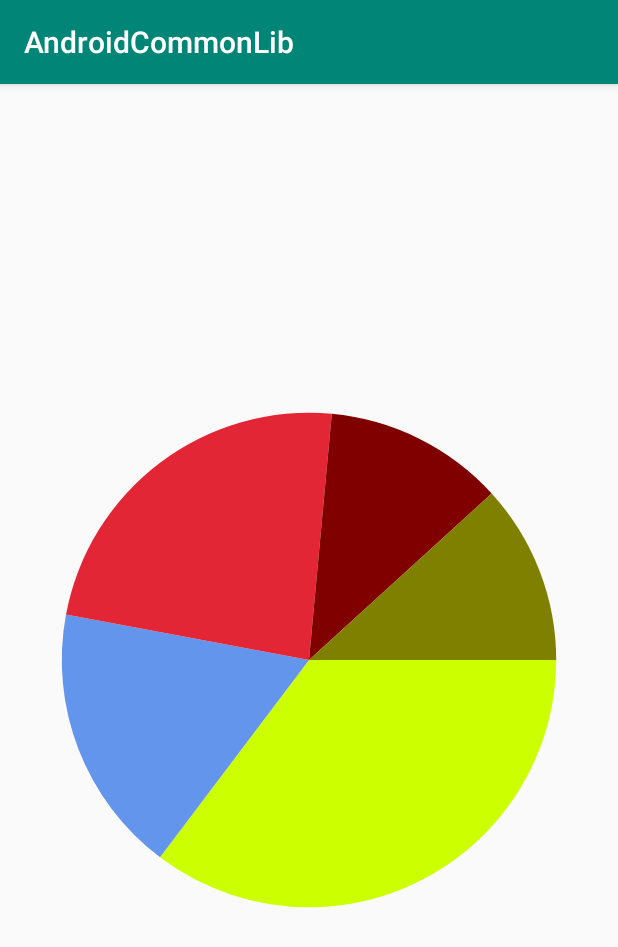
After one commit to QDJdeveloper/AndroidComponentLib, an Android app: the PieViewActivity screen opened directly, with no data from a screen before it, on a phone screen of 412 x 824 dp. The commit adds this screen. Shown: the top 947 px of the screen. Run offline under Robolectric (Android 15) with nearby library versions, the phone set to English and light mode, and no system bars.

Commit message:
[feat]:自定义PieView

```diff
--- a/app/src/main/AndroidManifest.xml
+++ b/app/src/main/AndroidManifest.xml
@@ -19,6 +19,10 @@
         <category android:name="android.intent.category.LAUNCHER" />
       </intent-filter>
     </activity>
+
+    <activity android:name="com.common.lib.ui.base.BaseActivity"/>
+    <activity android:name=".activity.CustomViewActivity"/>
+    <activity android:name=".activity.PieViewActivity"/>
   </application>
 
 </manifest>
--- /dev/null
+++ b/app/src/main/java/co/review/androidcommonlib/activity/PieViewActivity.java
@@ -0,0 +1,46 @@
+package co.review.androidcommonlib.activity;
+
+import android.os.Bundle;
+import android.support.annotation.Nullable;
+import co.review.androidcommonlib.R;
+import com.common.lib.ui.base.BaseActivity;
+import com.common.lib.ui.base.model.PieData;
+import com.common.lib.ui.base.view.PieView;
+import java.util.ArrayList;
+
+/**
+ * 创建时间: 2019/12/26 20:27 <br>
+ * 作者: qiudengjiao <br>
+ * 描述: 自定义 饼状图
+ */
+public class PieViewActivity extends BaseActivity {
+
+  @Override
+  protected void onCreate(@Nullable Bundle savedInstanceState) {
+    super.onCreate(savedInstanceState);
+
+    setContentView(R.layout.activity_pie_view);
+
+    initUI();
+  }
+
+  private void initUI() {
+    PieView pieView = findViewById(R.id.pie_view);
+    pieView.setData(getPieViewData());
+  }
+
+  private ArrayList<PieData> getPieViewData() {
+    ArrayList<PieData> datas = new ArrayList<>();
+    PieData pieData = new PieData("sloop", 60);
+    PieData pieData2 = new PieData("sloop", 30);
+    PieData pieData3 = new PieData("sloop", 40);
+    PieData pieData4 = new PieData("sloop", 20);
+    PieData pieData5 = new PieData("sloop", 20);
+    datas.add(pieData);
+    datas.add(pieData2);
+    datas.add(pieData3);
+    datas.add(pieData4);
+    datas.add(pieData5);
+    return datas;
+  }
+}
--- /dev/null
+++ b/app/src/main/res/layout/activity_pie_view.xml
@@ -0,0 +1,12 @@
+<?xml version="1.0" encoding="utf-8"?>
+<LinearLayout xmlns:android="http://schemas.android.com/apk/res/android"
+  android:layout_width="match_parent"
+  android:layout_height="match_parent"
+  android:orientation="vertical">
+
+  <com.common.lib.ui.base.view.PieView
+    android:id="@+id/pie_view"
+    android:layout_width="wrap_content"
+    android:layout_height="wrap_content" />
+
+</LinearLayout>
--- a/lib_ui/src/main/java/com/common/lib/ui/base/BaseActivity.java
+++ b/lib_ui/src/main/java/com/common/lib/ui/base/BaseActivity.java
@@ -1,9 +1,12 @@
 package com.common.lib.ui.base;
+
+import android.support.v7.app.AppCompatActivity;
 
 /**
  * 创建时间: 2019/09/30 17:52 <br>
  * 作者: qiudengjiao <br>
- * 描述:
+ * 描述: Activity 基类
  */
-public class BaseActivity {
+public class BaseActivity extends AppCompatActivity {
+
 }
--- a/lib_ui/src/main/java/com/common/lib/ui/base/BaseFragment.java
+++ b/lib_ui/src/main/java/com/common/lib/ui/base/BaseFragment.java
@@ -1,10 +1,12 @@
 package com.common.lib.ui.base;
+
+import android.support.v4.app.Fragment;
 
 /**
  * 创建时间: 2019/09/30 17:53 <br>
  * 作者: qiudengjiao <br>
- * 描述:
+ * 描述: Fragment 基类
  */
-public class BaseFragment {
+public class BaseFragment extends Fragment {
 
 }
--- /dev/null
+++ b/lib_ui/src/main/java/com/common/lib/ui/base/model/PieData.java
@@ -0,0 +1,67 @@
+package com.common.lib.ui.base.model;
+
+import android.support.annotation.NonNull;
+
+/**
+ * 创建时间: 2019/12/26 18:30 <br>
+ * 作者: qiudengjiao <br>
+ * 描述:
+ */
+public class PieData {
+
+  // 用户关心数据
+  private String name;        // 名字
+  private float value;        // 数值
+  private float percentage;   // 百分比
+
+  // 非用户关心数据
+  private int color = 0;      // 颜色
+  private float angle = 0;    // 角度
+
+  public PieData(@NonNull String name, @NonNull float value) {
+    this.name = name;
+    this.value = value;
+  }
+
+
+  public String getName() {
+    return name;
+  }
+
+  public void setName(String name) {
+    this.name = name;
+  }
+
+  public float getValue() {
+    return value;
+  }
+
+  public void setValue(float value) {
+    this.value = value;
+  }
+
+  public float getPercentage() {
+    return percentage;
+  }
+
+  public void setPercentage(float percentage) {
+    this.percentage = percentage;
+  }
+
+  public int getColor() {
+    return color;
+  }
+
+  public void setColor(int color) {
+    this.color = color;
+  }
+
+  public float getAngle() {
+    return angle;
+  }
+
+  public void setAngle(float angle) {
+    this.angle = angle;
+  }
+
+}
--- /dev/null
+++ b/lib_ui/src/main/java/com/common/lib/ui/base/view/PieView.java
@@ -0,0 +1,133 @@
+package com.common.lib.ui.base.view;
+
+import android.content.Context;
+import android.graphics.Canvas;
+import android.graphics.Paint;
+import android.graphics.RectF;
+import android.util.AttributeSet;
+import android.util.Log;
+import android.view.View;
+import com.common.lib.ui.base.model.PieData;
+import java.util.ArrayList;
+
+/**
+ * 创建时间: 2019/12/26 18:23 <br>
+ * 作者: qiudengjiao <br>
+ * 描述: 饼状图
+ */
+public class PieView extends View {
+
+  /**
+   * 自定义 View 流程
+   * 1.构造函数，初始化（初始化画笔 Paint）
+   * 2.onMeasure 测量View的大小
+   * 3.onSizeChanged 确定 view 大小（记录当前View的宽高）
+   * 4.onLayout 确定子View 的布局（无子View,不关心）
+   * 5.onDraw 实际绘制内容（绘制饼状图）
+   * 6.提供接口（提供数据设置接口）
+   */
+
+  // 颜色表 (注意: 此处定义颜色使用的是ARGB，带Alpha通道的)
+  private int[] mColors = {
+      0xFFCCFF00, 0xFF6495ED, 0xFFE32636, 0xFF800000, 0xFF808000, 0xFFFF8C69, 0xFF808080,
+      0xFFE6B800, 0xFF7CFC00
+  };
+
+  // 饼状图初始绘制角度
+  private float mStartAngle = 0;
+  // 数据
+  private ArrayList<PieData> mData;
+  // 宽高
+  private int mWidth, mHeight;
+  // 画笔
+  private Paint mPaint = new Paint();
+
+  public PieView(Context context) {
+    super(context);
+  }
+
+  public PieView(Context context, AttributeSet attrs) {
+    super(context, attrs);
+  }
+
+  public PieView(Context context, AttributeSet attrs, int defStyleAttr) {
+    super(context, attrs, defStyleAttr);
+    mPaint.setStyle(Paint.Style.FILL);
+    mPaint.setAntiAlias(true);
+  }
+
+  @Override
+  protected void onSizeChanged(int w, int h, int oldw, int oldh) {
+    super.onSizeChanged(w, h, oldw, oldh);
+    mWidth = w;
+    mHeight = h;
+  }
+
+  @Override
+  protected void onDraw(Canvas canvas) {
+    super.onDraw(canvas);
+    if (null == mData) {
+      return;
+    }
+    float currentStartAngle = mStartAngle;                       // 当前起始角度
+    canvas.translate(mWidth / 2, mHeight / 2);           // 将画布坐标原点移动到中心位置
+    float r = (float) (Math.min(mWidth, mHeight) / 2 * 0.8);     // 饼状图半径
+    RectF rectF = new RectF(-r, -r, r, r);                       // 饼状图绘制区域
+
+    for (int i = 0; i < mData.size(); i++) {
+      PieData pieData = mData.get(i);
+      mPaint.setColor(pieData.getColor());
+      canvas.drawArc(rectF, currentStartAngle, pieData.getAngle(), true, mPaint);
+      currentStartAngle += pieData.getAngle();
+    }
+  }
+
+  /**
+   * 设置起始角度
+   */
+  public void setStartAngle(int mStartAngle) {
+    this.mStartAngle = mStartAngle;
+    invalidate(); //刷新
+  }
+
+  /**
+   * 设置数据
+   */
+  public void setData(ArrayList<PieData> mData) {
+    this.mData = mData;
+    initData(mData);
+    invalidate(); // 刷新
+  }
+
+  /**
+   * 初始化数据
+   */
+  private void initData(ArrayList<PieData> mData) {
+
+    if (null == mData || mData.isEmpty()) {
+      return;
+    }
+
+    float sumValue = 0;
+    for (int i = 0; i < mData.size(); i++) {
+      PieData pieData = mData.get(i);
+      sumValue += pieData.getValue();//计算数值和
+      int j = i % mColors.length;  //设置颜色
+      pieData.setColor(mColors[j]);
+    }
+
+    float sumAngle = 0;
+    for (int i = 0; i < mData.size(); i++) {
+      PieData pie = mData.get(i);
+
+      float percentage = pie.getValue() / sumValue;   // 百分比
+      float angle = percentage * 360;                 // 对应的角度
+
+      pie.setPercentage(percentage);                  // 记录百分比
+      pie.setAngle(angle);                            // 记录角度大小
+      sumAngle += angle;
+
+      Log.i("angle", "" + pie.getAngle());
+    }
+  }
+}
```
Also changed, not shown: app/src/main/java/co/review/androidcommonlib/MainActivity.java (+30 -4 lines), app/src/main/java/co/review/androidcommonlib/activity/CustomViewActivity.java (added, +46 -0 lines), app/src/main/res/layout/activity_coustom_view.xml (added, +14 -0 lines), app/src/main/res/layout/activity_main.xml (+8 -0 lines), lib_ui/src/main/java/com/common/lib/ui/base/BaseCard.java (added, +50 -0 lines).
